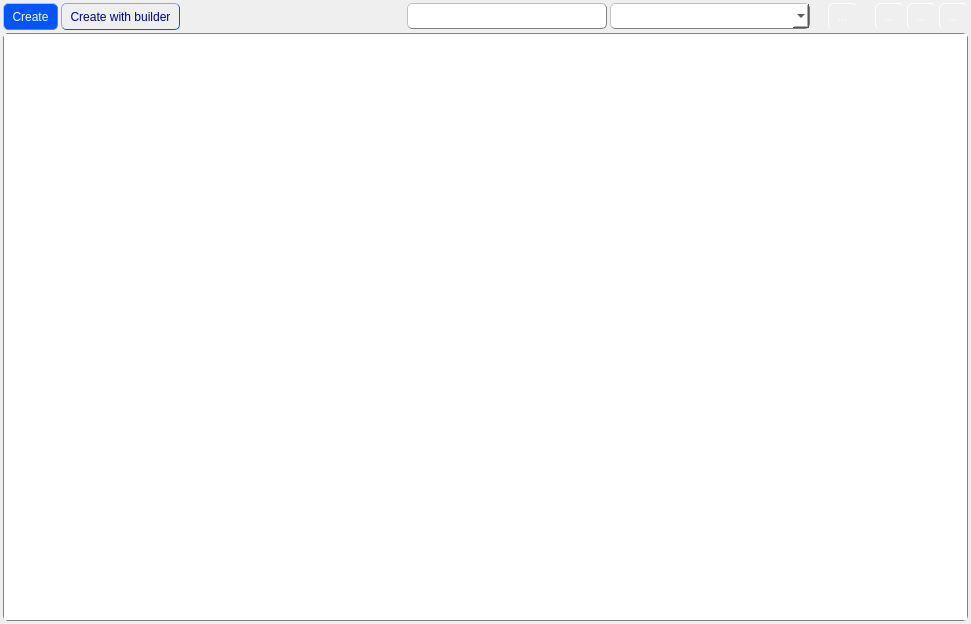
Above: Builder/Builder/tableform.ui from Rork96/QtProjects before the change. Below: the same form after it.
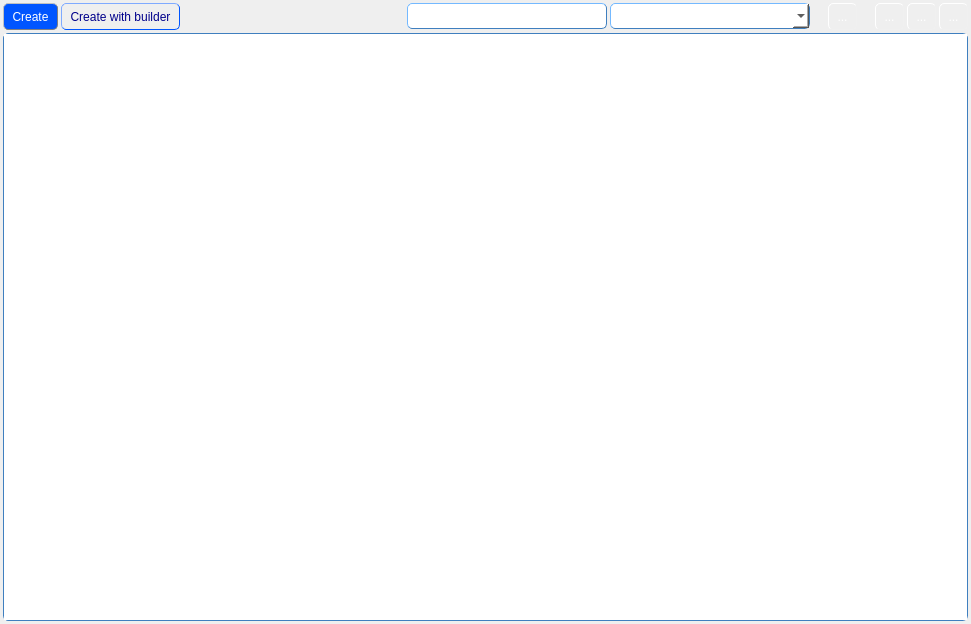
That is the form after the change. Icons and pictures are not drawn.

What changed in the file:
```diff
--- a/Builder/Builder/tableform.ui
+++ b/Builder/Builder/tableform.ui
@@ -17,7 +17,7 @@
    <string notr="true">QLineEdit {
                color: black;
                padding: 4px;
-               border: 1px solid grey; 
+               border: 1px solid  rgb(63, 127, 191); 
                border-radius: 5px;
                border-style: outset;
 	           font: 10pt &quot;MS Shell Dlg 2&quot;;
@@ -25,7 +25,7 @@
 QComboBox {
 			   color: black;
                padding: 4px;
-               border: 1px solid grey; 
+               border: 1px solid  rgb(63, 127, 191); 
                border-radius: 5px;
                border-style: outset;
                font: 9pt &quot;MS Shell Dlg 2&quot;;
@@ -33,7 +33,7 @@
               }
 QTableView {
                color: black;
-               border: 1px solid grey; 
+               border: 1px solid  rgb(63, 127, 191); 
                border-radius: 5px;
 	           font: 10pt &quot;MS Shell Dlg 2&quot;;
               }</string>
```
